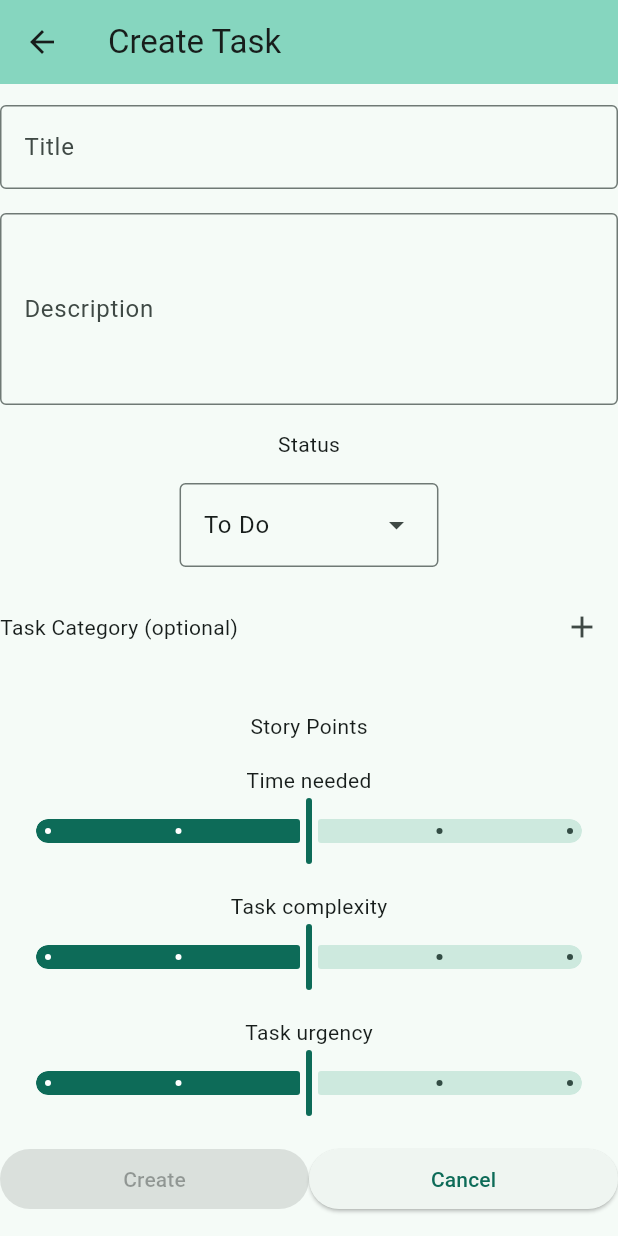
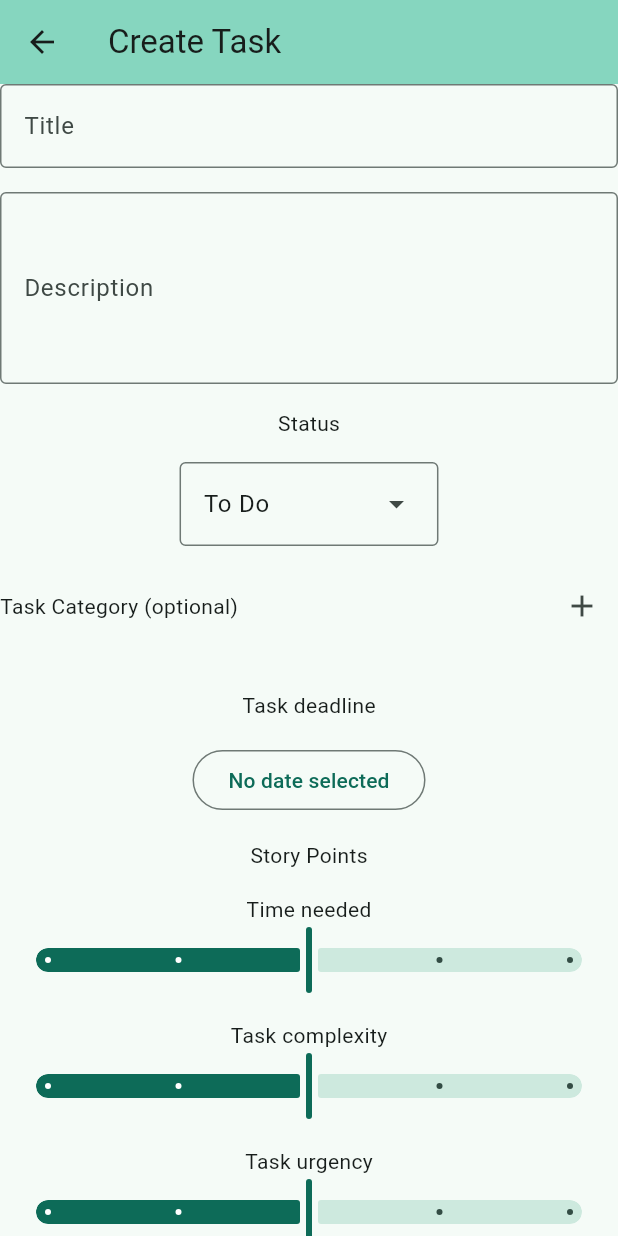
Before and after one commit to Amelie-png/tomatodo, a Flutter app: the screen it shows after launch, after a tap on the "add" icon, on a phone screen of 412 x 824 dp. Run offline on Flutter 3.47's test engine with Material 3 defaults, Android fonts, the phone set to English and light mode, and no system bars; our stand-ins replace flutter_colorpicker.

Commit message:
feat: task deadline

```diff
--- a/lib/screens/create_task.dart
+++ b/lib/screens/create_task.dart
@@ -45,7 +45,7 @@ class _CreateTaskState extends State<CreateTask> {
   Future<void> _addCategory() async {
     final TaskCategory? newCategory = await showDialog<TaskCategory>(
       context: context,
-      builder: (_) => AddCategoryPopup(existingCategories: _categories,),
+      builder: (_) => AddCategoryPopup(existingCategories: _categories),
     );
 
     if (newCategory != null) {
@@ -55,6 +55,25 @@ class _CreateTaskState extends State<CreateTask> {
   }
 
   //deadline
+  DateTime? _selectedDate;
+  DateTime farFuture([int years = 30]) {
+    final now = DateTime.now();
+    return DateTime(now.year + years, now.month, now.day);
+  }
+
+  Future<void> _selectDate() async {
+    final now = DateTime.now();
+    final DateTime? pickedDate = await showDatePicker(
+      context: context,
+      initialDate: _selectedDate ?? now,
+      firstDate: now,
+      lastDate: farFuture(),
+    );
+
+    setState(() {
+      _selectedDate = pickedDate;
+    });
+  }
 
   //story points
   double _currentTimePoints = 3;
@@ -143,7 +162,8 @@ class _CreateTaskState extends State<CreateTask> {
         backgroundColor: Theme.of(context).colorScheme.inversePrimary,
         title: Text(isEdit ? 'Edit Task' : 'Create Task'),
       ),
-      body: Column(
+      body: SingleChildScrollView(
+        child: Column(
           mainAxisAlignment: MainAxisAlignment.center,
           spacing: 16,
           children: [
@@ -198,6 +218,15 @@ class _CreateTaskState extends State<CreateTask> {
                 );
               }).toList(),
             ),
+            Text('Task deadline'),
+            OutlinedButton(
+              onPressed: _selectDate,
+              child: Text(
+                _selectedDate != null
+                    ? '${_selectedDate!.day}/${_selectedDate!.month}/${_selectedDate!.year}'
+                    : 'No date selected',
+              ),
+            ),
             const Text('Story Points'),
             TaskPointsSlider(
               title: 'Time needed',
@@ -247,6 +276,7 @@ class _CreateTaskState extends State<CreateTask> {
             ),
           ],
         ),
+      ),
     );
   }
 }
```
Lines whose indentation alone changed are shown as unchanged.
